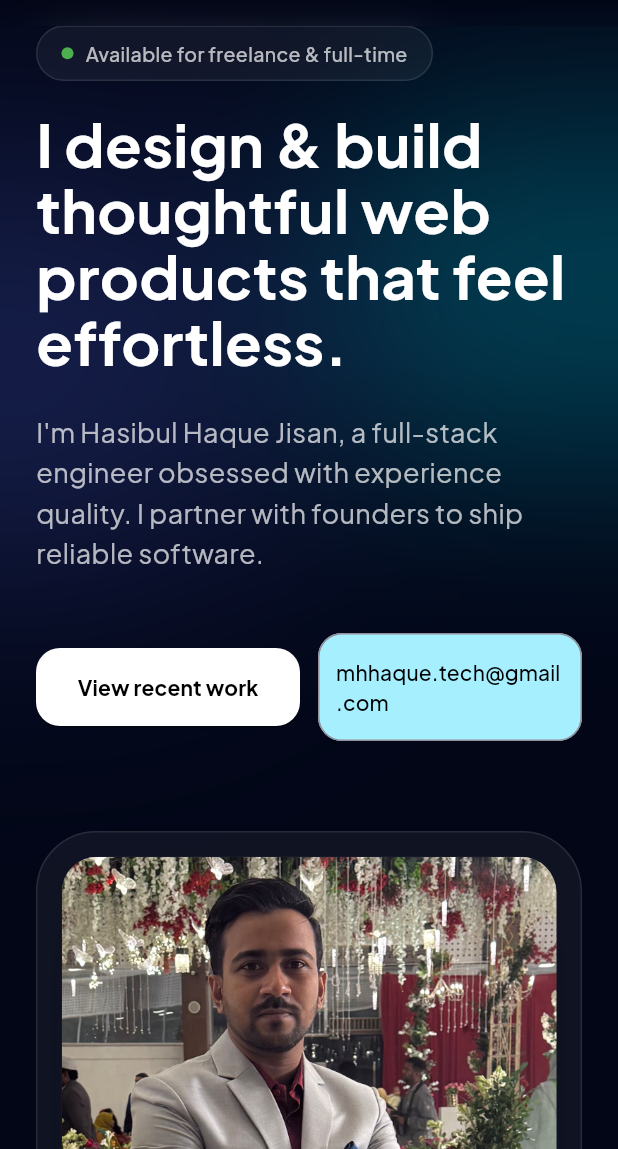
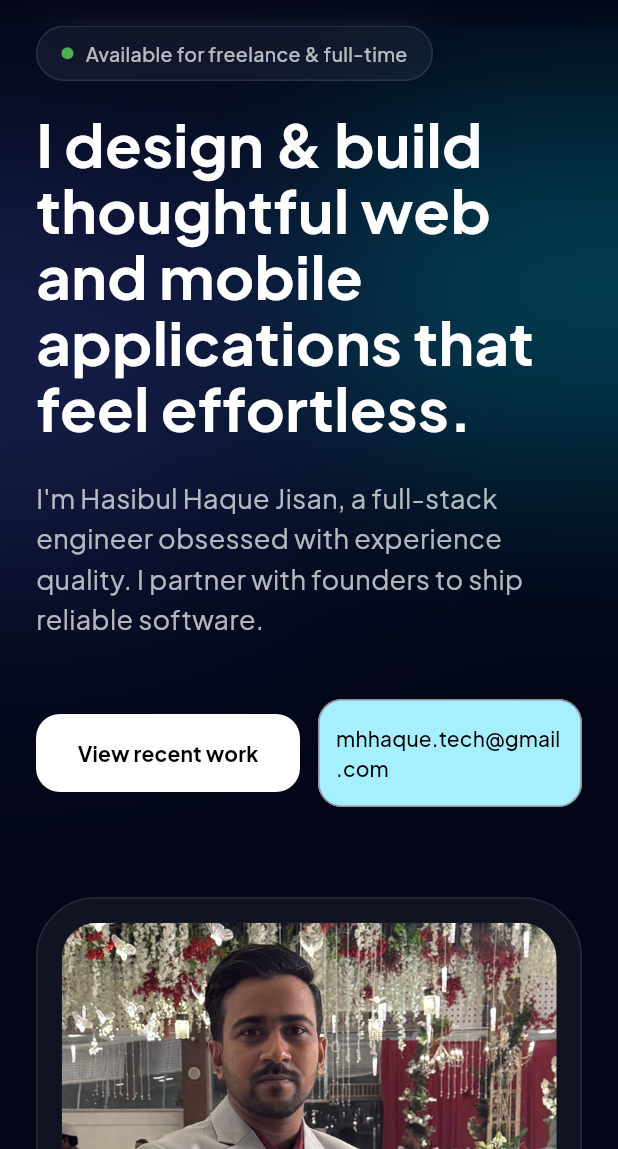
Before and after one commit to MHHJisan/self_portfolio_app, a Flutter app: the screen it shows after launch, on a phone screen of 412 x 824 dp, the part 87-1236 px from its top. Run offline on Flutter 3.47's test engine with Material 3 defaults, Android fonts, the phone set to English and light mode, and no system bars; our stand-ins replace font_awesome_flutter, google_fonts, open_filex.

Commit message:
hero section

```diff
--- a/lib/sections/hero_section.dart
+++ b/lib/sections/hero_section.dart
@@ -91,7 +91,7 @@ class HeroSection extends StatelessWidget {
         ),
         const SizedBox(height: 20),
         Text(
-          "I design & build thoughtful web products that feel effortless.",
+          "I design & build thoughtful web and mobile applications that feel effortless.",
           style: TextStyle(
             fontSize: 40,
             fontWeight: FontWeight.w700,
```
